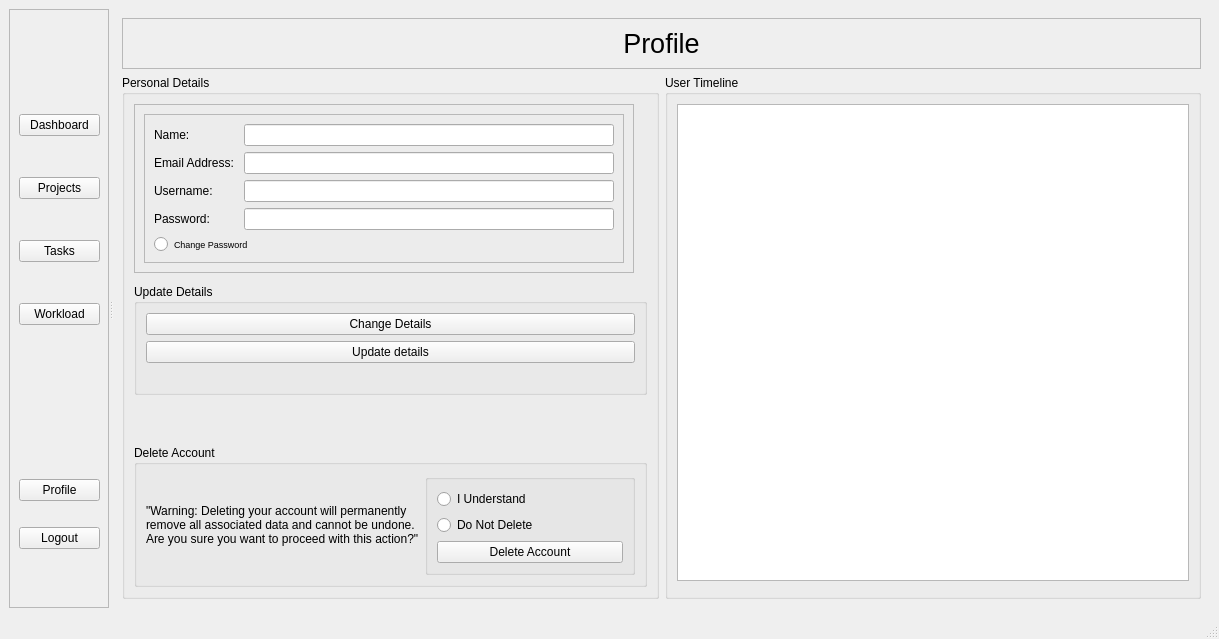
First picture: the form in ui/homeWindow.ui, repository yasar12123/Soft27101-PMS, before the edit.
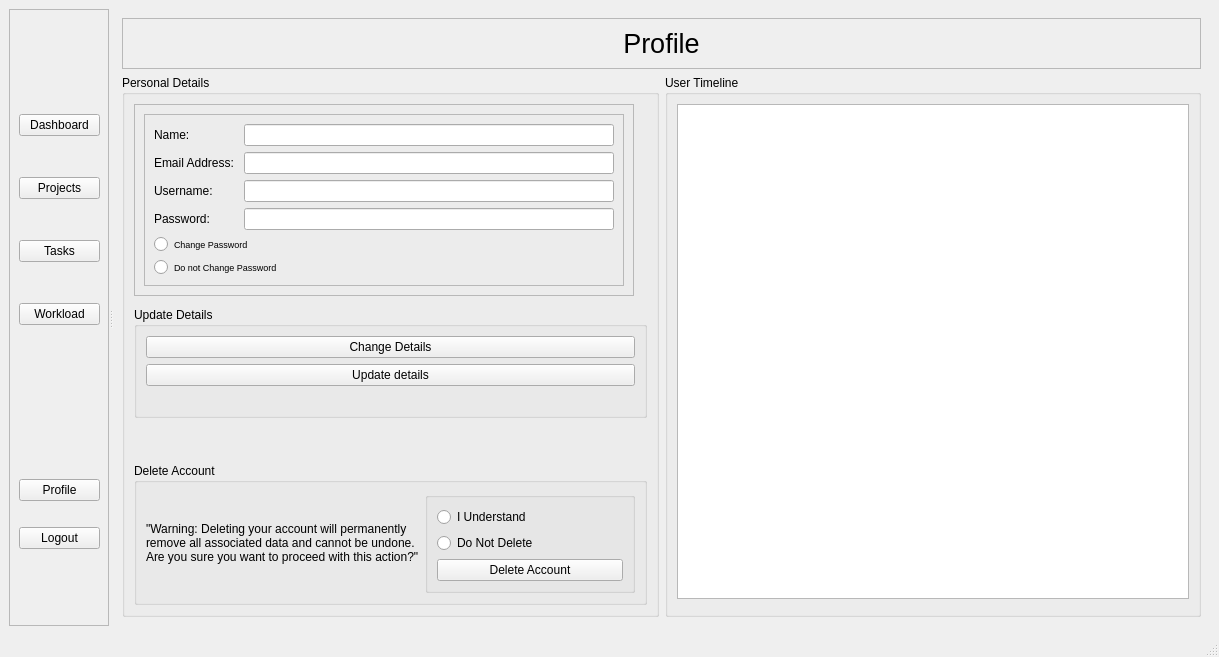
Second picture: the form after the edit. The open tabs and pages were chosen to show the change.

```diff
--- a/ui/homeWindow.ui
+++ b/ui/homeWindow.ui
@@ -7,7 +7,7 @@
     <x>0</x>
     <y>0</y>
     <width>1219</width>
-    <height>639</height>
+    <height>657</height>
    </rect>
   </property>
   <property name="windowTitle">
@@ -900,6 +900,24 @@
                         </property>
                        </widget>
                       </item>
+                      <item>
+                       <widget class="QRadioButton" name="notChangePasswordRB">
+                        <property name="font">
+                         <font>
+                          <pointsize>7</pointsize>
+                         </font>
+                        </property>
+                        <property name="text">
+                         <string>Do not Change Password</string>
+                        </property>
+                        <property name="iconSize">
+                         <size>
+                          <width>14</width>
+                          <height>14</height>
+                         </size>
+                        </property>
+                       </widget>
+                      </item>
                      </layout>
                     </widget>
                    </item>
```
Left out of the diff: 4 changed lines with no effect on the pictures.
